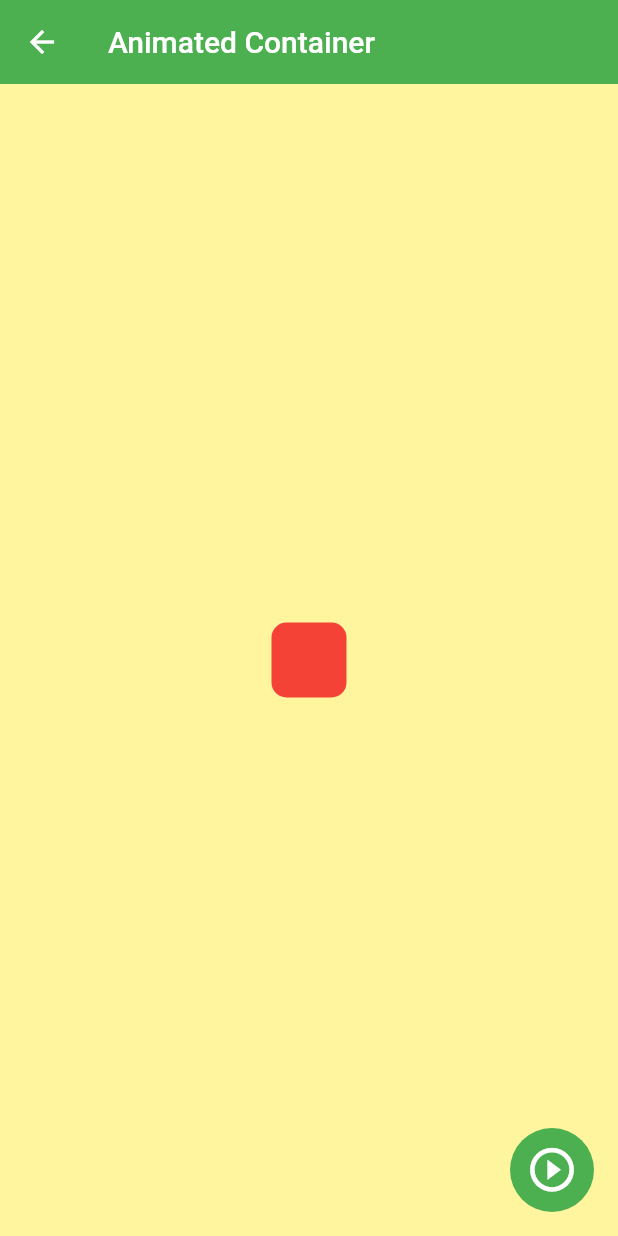
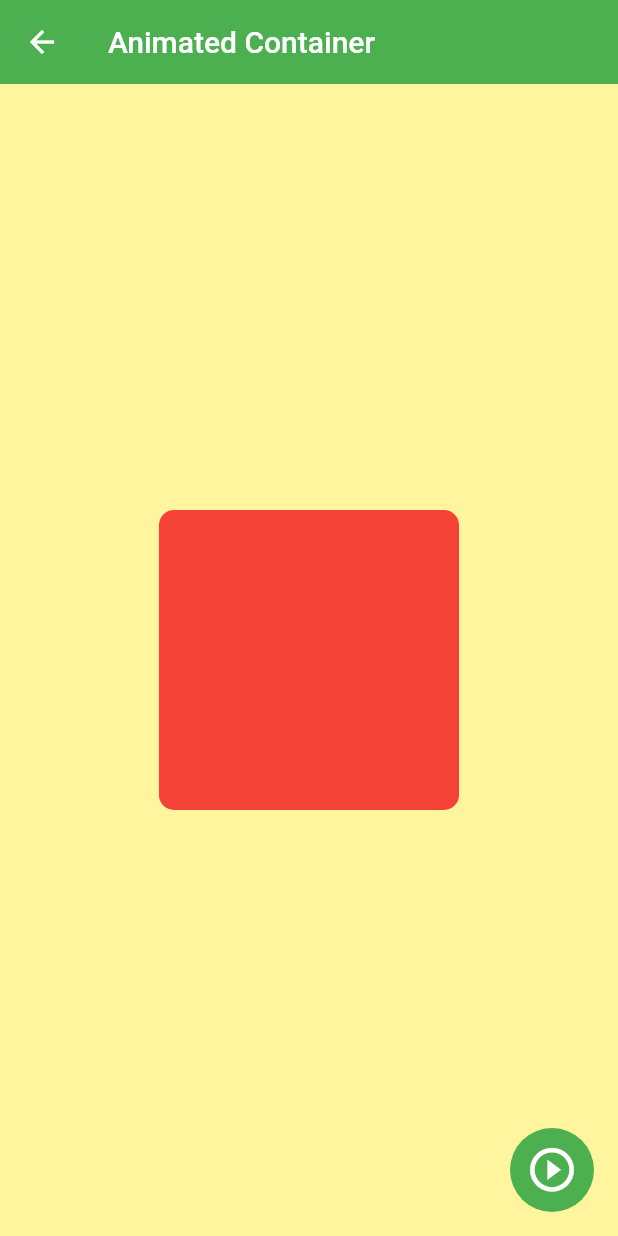
Before and after one commit to xurxobello/App-Flutter-varios-widgets, a Flutter app: the AnimatedScreen screen opened by its route, on a phone screen of 412 x 824 dp. Run offline on Flutter 3.47's test engine with Material 2 defaults, Android fonts, the phone set to English and light mode, and no system bars.

```diff
--- a/lib/router/app_routes.dart
+++ b/lib/router/app_routes.dart
@@ -16,6 +16,7 @@ class AppRoutes {
     MenuOption(route: 'card', name: 'Cards', screen: const CardScreen(), icon: Icons.credit_card),
     MenuOption(route: 'avatar', name: 'Circle Avatar', screen: const AvatarScreen(), icon: Icons.supervised_user_circle_outlined),
     MenuOption(route: 'animated', name: 'Animated Container', screen: const AnimatedScreen(), icon: Icons.play_circle_outline_rounded),
+    MenuOption(route: 'inputs', name: 'Text Inputs', screen: const InputsScreen(), icon: Icons.input_rounded),
   ];
 
   static Map<String, Widget Function(BuildContext)> getAppRoutes() {
--- a/lib/screens/animated_screen.dart
+++ b/lib/screens/animated_screen.dart
@@ -12,8 +12,8 @@ class AnimatedScreen extends StatefulWidget {
 
 class _AnimatedScreenState extends State<AnimatedScreen> {
 
-  double _width = 50;
-  double _height = 50;
+  double _width = 200;
+  double _height = 200;
   Color _color = Colors.red;
   BorderRadiusGeometry _borderRadius = BorderRadius.circular(10);
 
--- a/lib/screens/screens.dart
+++ b/lib/screens/screens.dart
@@ -1,3 +1,4 @@
+
 
 
 export 'package:my_app/screens/alert_screen.dart';
@@ -5,5 +6,6 @@ export 'package:my_app/screens/animated_screen.dart';
 export 'package:my_app/screens/avatar_screen.dart';
 export 'package:my_app/screens/card_screen.dart';
 export 'package:my_app/screens/home_screen.dart';
+export 'package:my_app/screens/inputs_screen.dart';
 export 'package:my_app/screens/listview1_screen.dart';
 export 'package:my_app/screens/listview2_screen.dart';
--- a/lib/theme/app_theme.dart
+++ b/lib/theme/app_theme.dart
@@ -37,7 +37,31 @@ class AppTheme {
         shape: const StadiumBorder(),
         elevation: 0
       ),
+    ),
+
+    // InputDecoration
+    inputDecorationTheme: const InputDecorationTheme(
+      floatingLabelStyle: TextStyle(color: primary),
+
+      enabledBorder: OutlineInputBorder (
+        borderSide: BorderSide (color: primary),
+        borderRadius: BorderRadius.only(bottomLeft: Radius.circular(10), topRight: Radius.circular(10))
+      ),
+
+      focusedBorder: OutlineInputBorder (
+        borderSide: BorderSide (color: primary),
+        borderRadius: BorderRadius.only(bottomLeft: Radius.circular(10), topRight: Radius.circular(10))
+      ),
+
+      border: OutlineInputBorder (
+        borderRadius: BorderRadius.only(bottomLeft: Radius.circular(10), topRight: Radius.circular(10))
+      )
+
+
     )
+
+
+
   );
 
 
--- a/lib/widgets/widgets.dart
+++ b/lib/widgets/widgets.dart
@@ -1,4 +1,6 @@
+
 
 
 export 'package:my_app/widgets/custom_card_type_1.dart';
 export 'package:my_app/widgets/custom_card_type_2.dart';
+export 'package:my_app/widgets/custom_input_field.dart';
```
Also changed, not shown: lib/screens/inputs_screen.dart (added, +33 -0 lines), lib/widgets/custom_input_field.dart (added, +73 -0 lines).
